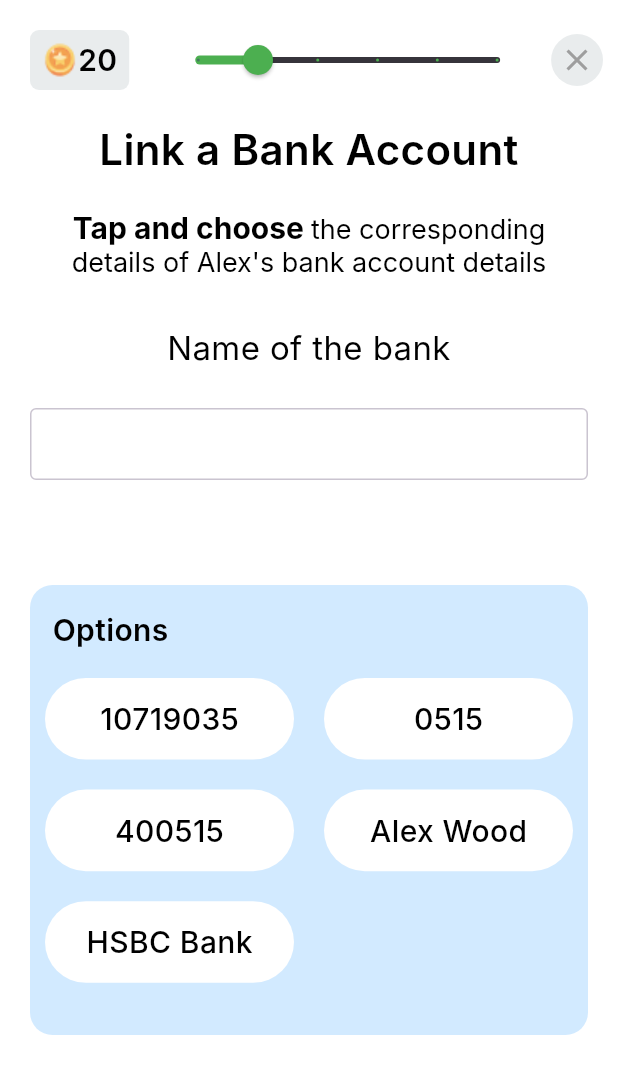
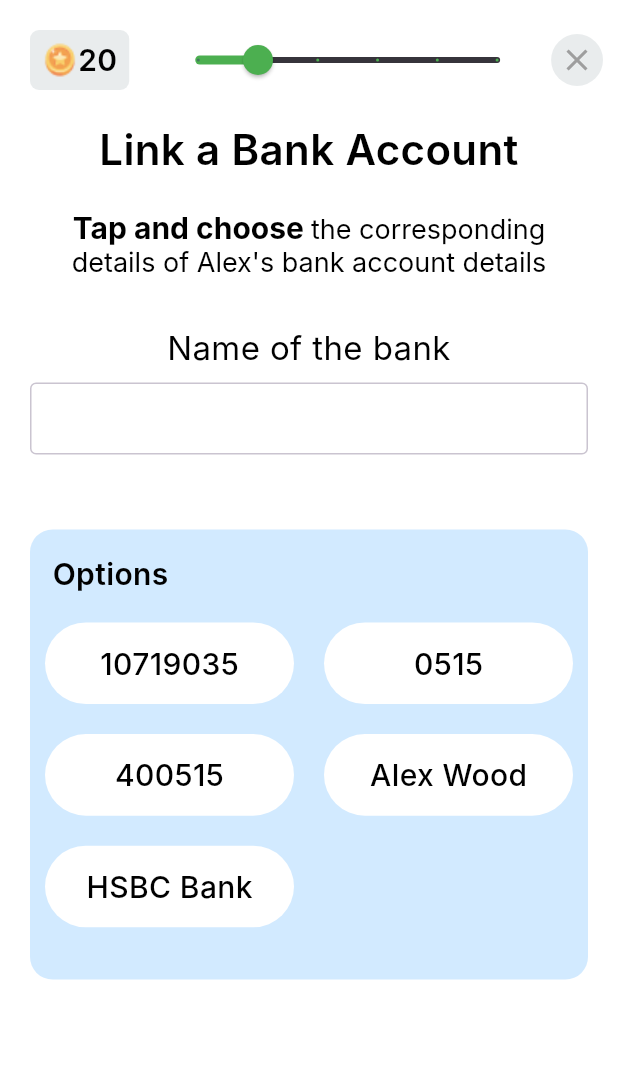
Before and after one commit to chandniswarnkar/lcc_amplify_app, a Flutter app: the LinkBankQuizPage screen opened directly, on a phone screen of 412 x 824 dp. Shown: the top 1074 px of the screen. Run offline on Flutter 3.47's test engine with Material 3 defaults, Android fonts, the phone set to English and light mode, and no system bars; our stand-ins replace animated_splash_screen, carousel_slider, countup, video_player; missing offline and left inert: amplify_api, amplify_core, amplify_flutter, animated_reorderable_list, flippy; Roboto replaces fonts that are missing (Inter).

Commit message:
changes for ui review

```diff
--- a/lib/level3/link_bank_quiz_page.dart
+++ b/lib/level3/link_bank_quiz_page.dart
@@ -197,8 +197,9 @@ class LinkBankQuizPageState extends State<LinkBankQuizPage> {
                               // height: 0.07,
                             ),
                           ),
-                          SizedBox(height: 5,),
-                          Container(   padding: const EdgeInsets.all(20),
+                          SizedBox(height: 8,),
+                          Container(   padding: const EdgeInsets.symmetric(horizontal: 20),
+                            //height: 100,
                             child:
                             TextField(
                               textAlign: TextAlign.center,
@@ -214,8 +215,9 @@ class LinkBankQuizPageState extends State<LinkBankQuizPage> {
                               decoration: InputDecoration(
                                 border: OutlineInputBorder(
                                 borderSide: BorderSide(
-                                color: Colors.black, width: 3.0),
+                                color: Colors.black, width: 1.0),
                                 ),
+
                                 contentPadding: EdgeInsets.only(left: MediaQuery.of(context).size.width * 0.3),
 
                                // hintText: 'Enter value from below  options',
```
